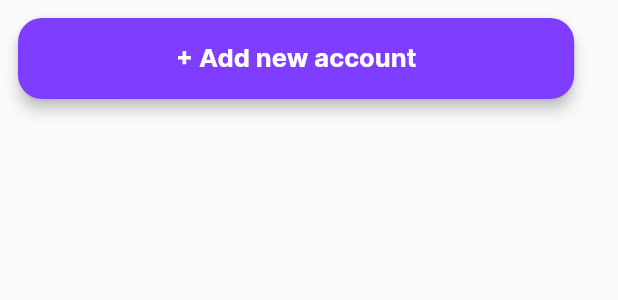
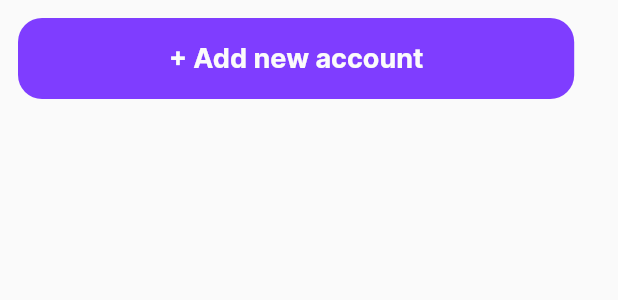
Before and after one commit to rafalstef/myexpenses-flutter-project, a Flutter app: the LargePrimaryButton widget shown alone on an empty page, opened directly, on a phone screen of 412 x 824 dp. Shown: the top 300 px of the screen. Run offline on Flutter 3.47's test engine with Material 2 defaults, Android fonts, the phone set to English and light mode, and no system bars; our stand-ins replace cloud_firestore, date_time_picker, firebase_auth, firebase_core, flutter_signin_button, flutter_slidable and 4 more; accounts and stored records are empty; network calls fail.

Commit message:
Refactor code

```diff
--- a/lib/enums/sort_method.dart
+++ b/lib/enums/sort_method.dart
@@ -1 +1 @@
-enum SortMethod { oldest, newest, smallest, biggest }
+enum SortMethod { newest, oldest, biggest, smallest }
--- a/lib/utilities/UI_components/buttons/large_buttons.dart
+++ b/lib/utilities/UI_components/buttons/large_buttons.dart
@@ -1,6 +1,8 @@
 import 'package:flutter/material.dart';
+import 'package:myexpenses/config/styles/colors/app_colors.dart';
+import 'package:myexpenses/config/styles/text_styles/app_text_styles.dart';
 
-typedef ButtonCallback = void Function();
+typedef ButtonCallback = VoidCallback;
 
 class LargePrimaryButton extends StatelessWidget {
   const LargePrimaryButton({
@@ -20,14 +22,11 @@ class LargePrimaryButton extends StatelessWidget {
         onPressed: () => onPressed(),
         child: Text(
           text,
-          style: const TextStyle(
-              fontSize: 17,
-              fontWeight: FontWeight.bold,
-              color: Color(0xFFffffff)),
+          style: AppTextStyles.title3(AppColors.light80),
         ),
         style: ElevatedButton.styleFrom(
-          elevation: 4,
-          primary: const Color(0xFF7f3dff),
+          elevation: 0,
+          primary: AppColors.violet100,
           fixedSize: Size(MediaQuery.of(context).size.width * 0.9, 54),
           shape: RoundedRectangleBorder(
             borderRadius: BorderRadius.circular(16.0),
@@ -56,14 +55,11 @@ class LargeSecondaryButton extends StatelessWidget {
         onPressed: () => onPressed(),
         child: Text(
           text,
-          style: const TextStyle(
-              fontSize: 17,
-              fontWeight: FontWeight.bold,
-              color: Color(0xFF7f3dff)),
+          style: AppTextStyles.title3(AppColors.violet100),
         ),
         style: ElevatedButton.styleFrom(
-          elevation: 4,
-          primary: const Color(0xFF7F3DFF),
+          elevation: 0,
+          primary: AppColors.violet20,
           fixedSize: Size(MediaQuery.of(context).size.width * 0.9, 54),
           shape: RoundedRectangleBorder(
             borderRadius: BorderRadius.circular(16.0),
--- a/lib/views/homepage/homepage_view.dart
+++ b/lib/views/homepage/homepage_view.dart
@@ -52,7 +52,7 @@ class _HomePageViewState extends State<HomePageView>
     return StreamBuilder(
       stream: _operationService.recentOperation(
         ownerUserId: userId,
-        number: 4,
+        number: 5,
       ),
       builder: (context, snapshot) {
         switch (snapshot.connectionState) {
```
Also changed, not shown: lib/utilities/UI_components/buttons/small_buttons.dart (+5 -10 lines).
